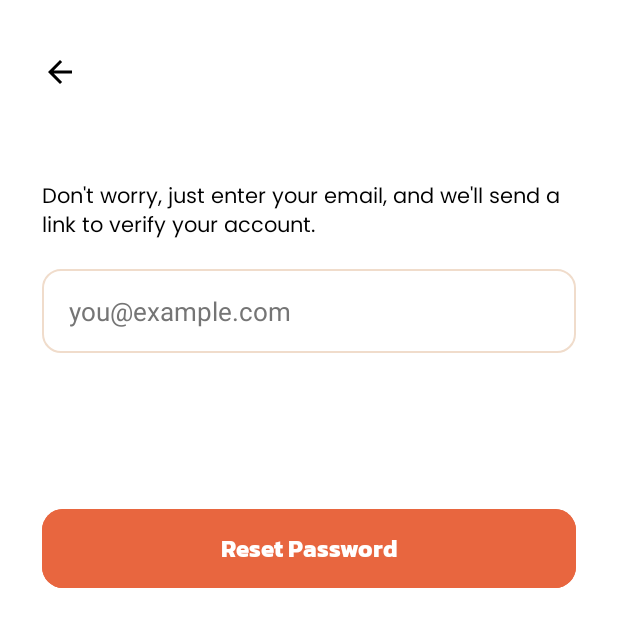
After one commit to Karam-Salama/OIBSIP, an Android app: the ForgetPasswordActivity screen opened directly, with no data from a screen before it, on a phone screen of 412 x 824 dp. The commit adds this screen. Shown: the top 627 px of the screen. Run offline under Robolectric (Android 15) with nearby library versions, the phone set to English and light mode, and no system bars; our stand-ins replace Firebase (no records; nobody signed in at launch, a user with empty details on screens opened directly).

Commit message:
- auth feature done successfully ✅

```diff
--- a/MobileDev-L1-Task3-TodoApp/app/src/main/AndroidManifest.xml
+++ b/MobileDev-L1-Task3-TodoApp/app/src/main/AndroidManifest.xml
@@ -1,6 +1,7 @@
 <?xml version="1.0" encoding="utf-8"?>
 <manifest xmlns:android="http://schemas.android.com/apk/res/android"
     xmlns:tools="http://schemas.android.com/tools">
+
     <uses-permission android:name="android.permission.INTERNET" />
 
     <application
@@ -13,6 +14,9 @@
         android:supportsRtl="true"
         android:theme="@style/Theme.TodoApplication"
         tools:targetApi="31">
+        <activity
+            android:name=".modules.auth.view.ForgetPasswordActivity"
+            android:exported="false" />
         <activity
             android:name=".modules.home.AddTaskActivity"
             android:exported="false" />
--- /dev/null
+++ b/MobileDev-L1-Task3-TodoApp/app/src/main/java/com/example/todoapplication/modules/auth/view/ForgetPasswordActivity.java
@@ -0,0 +1,127 @@
+package com.example.todoapplication.modules.auth.view;
+
+import android.content.Intent;
+import android.os.Bundle;
+import android.widget.Button;
+import android.widget.EditText;
+import android.widget.ImageButton;
+
+import androidx.activity.EdgeToEdge;
+import androidx.appcompat.app.AlertDialog;
+import androidx.appcompat.app.AppCompatActivity;
+import androidx.core.graphics.Insets;
+import androidx.core.view.ViewCompat;
+import androidx.core.view.WindowInsetsCompat;
+import androidx.lifecycle.ViewModelProvider;
+
+import com.example.todoapplication.R;
+import com.example.todoapplication.core.functions.HideStatusAndNavBar;
+import com.example.todoapplication.core.functions.Validation;
+import com.example.todoapplication.modules.auth.model.AuthRepository;
+import com.example.todoapplication.modules.auth.viewmodel.AuthViewModelFactory;
+import com.example.todoapplication.modules.auth.viewmodel.ForgetPasswordState;
+import com.example.todoapplication.modules.auth.viewmodel.ForgetPasswordViewModel;
+import com.google.android.material.snackbar.Snackbar;
+
+public class ForgetPasswordActivity extends AppCompatActivity {
+
+    private EditText etEmail;
+    private Button btnResetPassword;
+    private ImageButton btnBack;
+    private ForgetPasswordViewModel viewModel;
+    private Snackbar loadingSnackbar;
+
+    @Override
+    protected void onCreate(Bundle savedInstanceState) {
+        super.onCreate(savedInstanceState);
+        EdgeToEdge.enable(this);
+        setContentView(R.layout.activity_forget_password);
+        HideStatusAndNavBar.hide(this);
+
+        ViewCompat.setOnApplyWindowInsetsListener(findViewById(R.id.forgetPassword), (v, insets) -> {
+            Insets systemBars = insets.getInsets(WindowInsetsCompat.Type.systemBars());
+            v.setPadding(systemBars.left, systemBars.top, systemBars.right, systemBars.bottom);
+            return insets;
+        });
+
+        setupViews();
+        setupViewModel();
+        setupClickListeners();
+        observeResetState();
+    }
+
+    private void setupViews() {
+        etEmail = findViewById(R.id.etEmail);
+        btnResetPassword = findViewById(R.id.btn_resetPassword);
+        btnBack = findViewById(R.id.btnBack);
+    }
+
+    private void setupViewModel() {
+        AuthRepository repository = new AuthRepository();
+        AuthViewModelFactory factory = new AuthViewModelFactory(repository);
+        viewModel = new ViewModelProvider(this, factory).get(ForgetPasswordViewModel.class);
+    }
+
+    private void setupClickListeners() {
+        btnResetPassword.setOnClickListener(v -> {
+            if (validateInputs()) {
+                String email = etEmail.getText().toString().trim();
+                viewModel.sendPasswordResetEmail(email);
+            }
+        });
+
+        btnBack.setOnClickListener(v -> {
+            Intent intent = new Intent(ForgetPasswordActivity.this, LoginActivity.class);
+            intent.setFlags(Intent.FLAG_ACTIVITY_CLEAR_TOP | Intent.FLAG_ACTIVITY_SINGLE_TOP);
+            startActivity(intent);
+            finish();
+        });    }
+
+    private boolean validateInputs() {
+        String email = etEmail.getText().toString().trim();
+        String emailError = Validation.validateEmail(email);
+        etEmail.setError(emailError);
+        return emailError == null;
+    }
+
+    private void observeResetState() {
+        viewModel.resetState.observe(this, state -> {
+            if (state instanceof ForgetPasswordState.Loading) {
+                btnResetPassword.setEnabled(false);
+                showLoadingSnackbar(((ForgetPasswordState.Loading) state).message);
+            } else if (state instanceof ForgetPasswordState.Success) {
+                btnResetPassword.setEnabled(true);
+                dismissLoadingSnackbar();
+                showSuccessDialog(((ForgetPasswordState.Success) state).message);
+            } else if (state instanceof ForgetPasswordState.Error) {
+                btnResetPassword.setEnabled(true);
+                dismissLoadingSnackbar();
+                showErrorSnackbar(((ForgetPasswordState.Error) state).message);
+            }
+        });
+    }
+
+    private void showLoadingSnackbar(String message) {
+        dismissLoadingSnackbar();
+        loadingSnackbar = Snackbar.make(findViewById(android.R.id.content), message, Snackbar.LENGTH_INDEFINITE);
+        loadingSnackbar.show();
+    }
+
+    private void dismissLoadingSnackbar() {
+        if (loadingSnackbar != null && loadingSnackbar.isShown()) {
+            loadingSnackbar.dismiss();
+        }
+    }
+
+    private void showSuccessDialog(String message) {
+        new AlertDialog.Builder(this)
+                .setMessage(message)
+                .setCancelable(false)
+                .setPositiveButton(android.R.string.ok, (dialog, which) -> finish())
+                .show();
+    }
+
+    private void showErrorSnackbar(String message) {
+        Snackbar.make(findViewById(android.R.id.content), message, Snackbar.LENGTH_LONG).show();
+    }
+}
--- a/MobileDev-L1-Task3-TodoApp/app/src/main/java/com/example/todoapplication/modules/auth/viewmodel/AuthViewModelFactory.java
+++ b/MobileDev-L1-Task3-TodoApp/app/src/main/java/com/example/todoapplication/modules/auth/viewmodel/AuthViewModelFactory.java
@@ -22,6 +22,8 @@ public class AuthViewModelFactory implements ViewModelProvider.Factory {
             return (T) new RegisterViewModel(repository);
         } else if (modelClass.isAssignableFrom(LoginViewModel.class)) {
             return (T) new LoginViewModel(repository);
+        } else if (modelClass.isAssignableFrom(ForgetPasswordViewModel.class)) {
+            return (T) new ForgetPasswordViewModel(repository);
         }
         throw new IllegalArgumentException("Unknown ViewModel class");
     }
--- /dev/null
+++ b/MobileDev-L1-Task3-TodoApp/app/src/main/java/com/example/todoapplication/modules/auth/viewmodel/ForgetPasswordViewModel.java
@@ -0,0 +1,40 @@
+package com.example.todoapplication.modules.auth.viewmodel;
+
+import androidx.annotation.NonNull;
+import androidx.lifecycle.LiveData;
+import androidx.lifecycle.MutableLiveData;
+import androidx.lifecycle.ViewModel;
+
+import com.example.todoapplication.modules.auth.model.AuthRepository;
+
+public class ForgetPasswordViewModel extends ViewModel {
+
+    private final AuthRepository authRepository;
+    private final MutableLiveData<ForgetPasswordState> _resetState = new MutableLiveData<>();
+    public LiveData<ForgetPasswordState> resetState = _resetState;
+
+    public ForgetPasswordViewModel(@NonNull AuthRepository authRepository) {
+        this.authRepository = authRepository;
+    }
+
+    public void sendPasswordResetEmail(@NonNull String email) {
+        _resetState.setValue(new ForgetPasswordState.Loading("Sending reset link..."));
+
+        authRepository.sendPasswordResetEmail(email, new AuthRepository.AuthCallback<Void>() {
+            @Override
+            public void onSuccess(Void result) {
+                _resetState.postValue(
+                        new ForgetPasswordState.Success(
+                                "Password reset link has been sent to your email. Please check your inbox or spam folder."
+                        )
+                );
+            }
+
+            @Override
+            public void onFailure(@NonNull Exception e) {
+                String msg = e.getMessage() != null ? e.getMessage() : "Failed to send reset email";
+                _resetState.postValue(new ForgetPasswordState.Error(msg));
+            }
+        });
+    }
+}
--- /dev/null
+++ b/MobileDev-L1-Task3-TodoApp/app/src/main/res/drawable/ic_arrow_back.xml
@@ -0,0 +1,11 @@
+<vector xmlns:android="http://schemas.android.com/apk/res/android"
+    android:width="24dp"
+    android:height="24dp"
+    android:autoMirrored="true"
+    android:tint="#000000"
+    android:viewportWidth="24"
+    android:viewportHeight="24">
+    <path
+        android:fillColor="@android:color/white"
+        android:pathData="M20,11H7.83l5.59,-5.59L12,4l-8,8 8,8 1.41,-1.41L7.83,13H20v-2z" />
+</vector>
--- /dev/null
+++ b/MobileDev-L1-Task3-TodoApp/app/src/main/res/layout/activity_forget_password.xml
@@ -0,0 +1,76 @@
+<?xml version="1.0" encoding="utf-8"?>
+<ScrollView
+    xmlns:android="http://schemas.android.com/apk/res/android"
+    xmlns:app="http://schemas.android.com/apk/res-auto"
+    xmlns:tools="http://schemas.android.com/tools"
+    android:id="@+id/forgetPassword"
+    android:layout_width="match_parent"
+    android:layout_height="match_parent"
+    android:background="@color/white"
+    android:clipToPadding="false"
+    android:fillViewport="true"
+    android:overScrollMode="never"
+    android:scrollbars="none"
+    tools:context=".modules.auth.view.ForgetPasswordActivity">
+
+    <LinearLayout
+        android:layout_width="match_parent"
+        android:layout_height="wrap_content"
+        android:orientation="vertical"
+        android:paddingStart="28dp"
+        android:paddingTop="24dp"
+        android:paddingEnd="28dp"
+        android:paddingBottom="24dp">
+
+        <ImageButton
+            android:id="@+id/btnBack"
+            android:layout_width="48dp"
+            android:layout_height="48dp"
+            android:layout_marginStart="-12dp"
+            android:background="?attr/selectableItemBackgroundBorderless"
+            android:contentDescription="Back to Login"
+            android:src="@drawable/ic_arrow_back"
+            app:tint="@color/black" />
+
+        <TextView
+            android:id="@+id/tv_HeadingForgetPassword"
+            android:layout_width="match_parent"
+            android:layout_height="wrap_content"
+            android:layout_marginTop="48dp"
+            android:fontFamily="@font/poppins_regular"
+            android:text="@string/verification_prompt"
+            android:textAlignment="textStart"
+            android:textColor="@color/black"
+            android:textSize="14sp" />
+
+        <EditText
+            android:id="@+id/etEmail"
+            android:layout_width="match_parent"
+            android:layout_height="56dp"
+            android:layout_marginTop="16dp"
+            android:background="@drawable/bg_input"
+            android:hint="@string/example_email"
+            android:inputType="textEmailAddress"
+            android:paddingStart="18dp"
+            android:paddingEnd="18dp"
+            android:textColor="@color/tf_text_primary"
+            android:textColorHint="@color/text_color_hint"
+            android:textSize="17sp" />
+
+        <Button
+            android:id="@+id/btn_resetPassword"
+            android:layout_width="match_parent"
+            android:layout_height="wrap_content"
+            android:layout_marginTop="100dp"
+            android:backgroundTint="@color/tf_primary"
+            android:fontFamily="@font/kanit_bold"
+            android:padding="14dp"
+            android:text="@string/reset_password_btn"
+            android:textAllCaps="false"
+            android:textColor="@color/white"
+            android:textSize="16sp"
+            android:textStyle="bold"
+            app:cornerRadius="14dp" />
+
+    </LinearLayout>
+</ScrollView>
--- a/MobileDev-L1-Task3-TodoApp/app/src/main/res/values/colors.xml
+++ b/MobileDev-L1-Task3-TodoApp/app/src/main/res/values/colors.xml
@@ -1,6 +1,7 @@
 <?xml version="1.0" encoding="utf-8"?>
 <resources>
     <color name="white">#FFFFFFFF</color>
+    <color name="black">#000000</color>
     <color name="tf_primary">#E8663F</color>
     <color name="tf_background">#FFF8F3</color>
     <color name="sec_bg">#FFE8D9</color>
--- a/MobileDev-L1-Task3-TodoApp/app/src/main/res/values/strings.xml
+++ b/MobileDev-L1-Task3-TodoApp/app/src/main/res/values/strings.xml
@@ -25,4 +25,8 @@
     <string name="my_tasks">My Tasks</string>
     <string name="userName">Hello, Karam 👋</string>
     <string name="add_task">+ Add Task</string>
+    <string name="login_forgot">Forget Password?</string>
+    <string name="verification_prompt">Don\'t worry, just enter your email, and we\'ll send a link to verify your account.</string>
+    <string name="reset_password_btn">Reset Password</string>
+
 </resources>
```
Also changed, not shown: MobileDev-L1-Task3-TodoApp/app/src/main/java/com/example/todoapplication/core/functions/Toggle.java (added, +35 -0 lines), MobileDev-L1-Task3-TodoApp/app/src/main/java/com/example/todoapplication/modules/auth/view/LoginActivity.java (+13 -1 lines), MobileDev-L1-Task3-TodoApp/app/src/main/java/com/example/todoapplication/modules/auth/view/RegisterActivity.java (+12 -2 lines), MobileDev-L1-Task3-TodoApp/app/src/main/java/com/example/todoapplication/modules/auth/viewmodel/ForgetPasswordState.java (added, +35 -0 lines), MobileDev-L1-Task3-TodoApp/app/src/main/res/drawable/ic_visibility.xml (added, +9 -0 lines), MobileDev-L1-Task3-TodoApp/app/src/main/res/drawable/ic_visibility_off.xml (added, +9 -0 lines), MobileDev-L1-Task3-TodoApp/app/src/main/res/layout/activity_login.xml (+35 -15 lines), MobileDev-L1-Task3-TodoApp/app/src/main/res/layout/activity_register.xml (+20 -4 lines).
